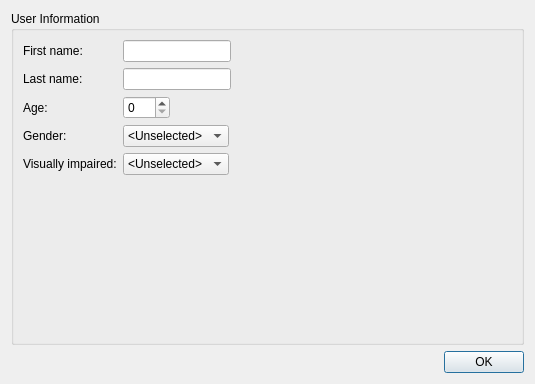
xsoophx/EyeTrackingV2, file src/ui/UserInfoPage.ui: the form before one commit.
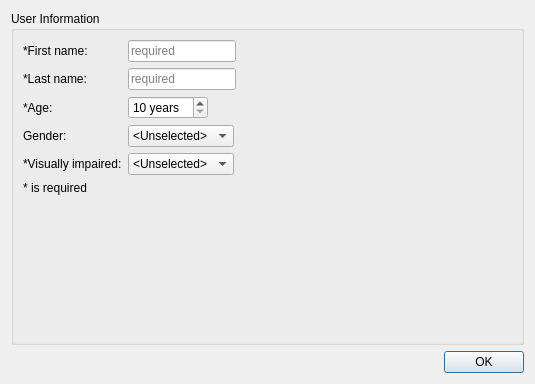
The form after the commit.

Commit message: :sparkles: added required input fields + onchange behaviour.

Diff of the .ui file:
```diff
--- a/src/ui/UserInfoPage.ui
+++ b/src/ui/UserInfoPage.ui
@@ -29,27 +29,35 @@
       <item row="0" column="0">
        <widget class="QLabel" name="firstNameLabel">
         <property name="text">
-         <string>First name:</string>
+         <string>*First name:</string>
         </property>
        </widget>
       </item>
       <item row="0" column="1">
-       <widget class="QLineEdit" name="firstNameEdit"/>
+       <widget class="QLineEdit" name="firstNameEdit">
+        <property name="placeholderText">
+         <string>required</string>
+        </property>
+       </widget>
       </item>
       <item row="1" column="0">
        <widget class="QLabel" name="lastNameLabel">
         <property name="text">
-         <string>Last name:</string>
+         <string>*Last name:</string>
         </property>
        </widget>
       </item>
       <item row="1" column="1">
-       <widget class="QLineEdit" name="lastNameEdit"/>
+       <widget class="QLineEdit" name="lastNameEdit">
+        <property name="placeholderText">
+         <string>required</string>
+        </property>
+       </widget>
       </item>
       <item row="2" column="0">
        <widget class="QLabel" name="ageLabel">
         <property name="text">
-         <string>Age:</string>
+         <string>*Age:</string>
         </property>
        </widget>
       </item>
@@ -67,8 +75,14 @@
           <height>0</height>
          </size>
         </property>
+        <property name="suffix">
+         <string> years</string>
+        </property>
+        <property name="minimum">
+         <number>10</number>
+        </property>
         <property name="maximum">
-         <number>150</number>
+         <number>100</number>
         </property>
        </widget>
       </item>
@@ -109,7 +123,7 @@
       <item row="4" column="0">
        <widget class="QLabel" name="visionLabel">
         <property name="text">
-         <string>Visually impaired:</string>
+         <string>*Visually impaired:</string>
         </property>
        </widget>
       </item>
@@ -132,6 +146,22 @@
         </item>
        </widget>
       </item>
+      <item row="5" column="0">
+       <widget class="QLabel" name="infoLabel">
+        <property name="sizePolicy">
+         <sizepolicy hsizetype="Expanding" vsizetype="Preferred">
+          <horstretch>0</horstretch>
+          <verstretch>0</verstretch>
+         </sizepolicy>
+        </property>
+        <property name="text">
+         <string>* is required</string>
+        </property>
+        <property name="alignment">
+         <set>Qt::AlignCenter</set>
+        </property>
+       </widget>
+      </item>
      </layout>
     </widget>
    </item>
```
The commit also changes 2 other files.
